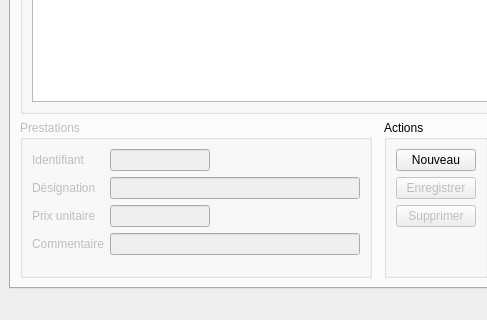
First picture: the form in ui/Qfacture.ui, repository jpec/Qfacture, before the edit; both pictures show x 0 to 487 and y 270 to 590 of the 800 by 590 pixel window.
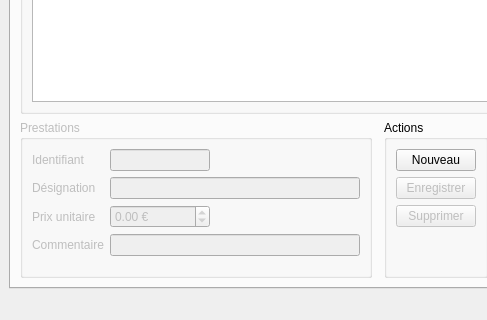
Second picture: the form after the edit. The open tabs and pages were chosen to show the change. Icons and pictures are not drawn.

Commit message: Changement d'un QLineEdit en QDoubleSpin pour le prix d'un article

Diff of the .ui file:
```diff
--- a/ui/Qfacture.ui
+++ b/ui/Qfacture.ui
@@ -1172,7 +1172,7 @@
             </widget>
            </item>
            <item row="2" column="1">
-            <widget class="QLineEdit" name="aPrice">
+            <widget class="QDoubleSpinBox" name="aPrice">
              <property name="minimumSize">
               <size>
                <width>100</width>
@@ -1185,6 +1185,21 @@
                <height>16777215</height>
               </size>
              </property>
+             <property name="suffix">
+              <string> €</string>
+             </property>
+             <property name="minimum">
+              <double>-999999.000000000000000</double>
+             </property>
+             <property name="maximum">
+              <double>999999.000000000000000</double>
+             </property>
+             <property name="singleStep">
+              <double>1.000000000000000</double>
+             </property>
+             <property name="value">
+              <double>0.000000000000000</double>
+             </property>
             </widget>
            </item>
            <item row="3" column="0">
```
The commit also changes 2 other files.
